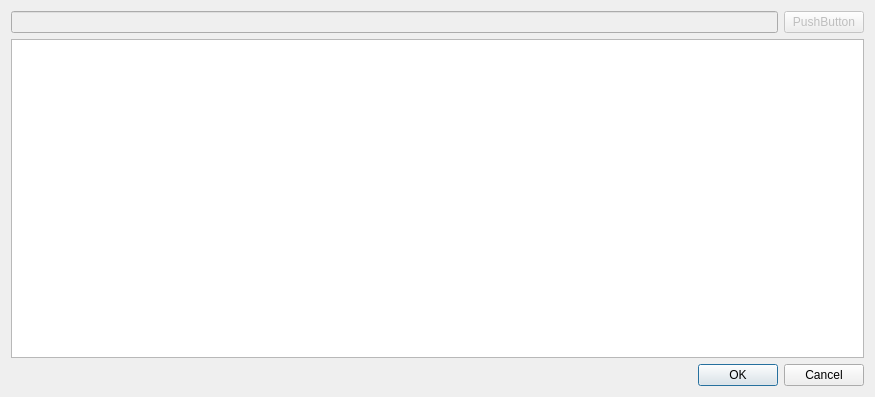
First picture: the form in Forms/ui_chooseTeacherDialog.ui, repository diana134/afs, before the edit.
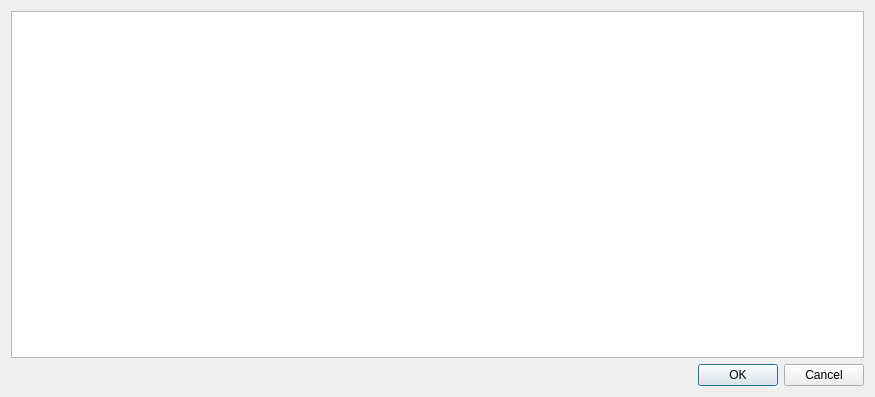
Second picture: the form after the edit.

Commit message: Removed unused search boxes from choose dialogs.

```diff
--- a/Forms/ui_chooseTeacherDialog.ui
+++ b/Forms/ui_chooseTeacherDialog.ui
@@ -14,27 +14,6 @@
    <string>Dialog</string>
   </property>
   <layout class="QVBoxLayout" name="verticalLayout">
-   <item>
-    <layout class="QHBoxLayout" name="horizontalLayout">
-     <item>
-      <widget class="QLineEdit" name="lineEdit">
-       <property name="enabled">
-        <bool>false</bool>
-       </property>
-      </widget>
-     </item>
-     <item>
-      <widget class="QPushButton" name="pushButton">
-       <property name="enabled">
-        <bool>false</bool>
-       </property>
-       <property name="text">
-        <string>PushButton</string>
-       </property>
-      </widget>
-     </item>
-    </layout>
-   </item>
    <item>
     <widget class="QTableView" name="teacherTableView"/>
    </item>
```
The commit also changes 3 other files.
